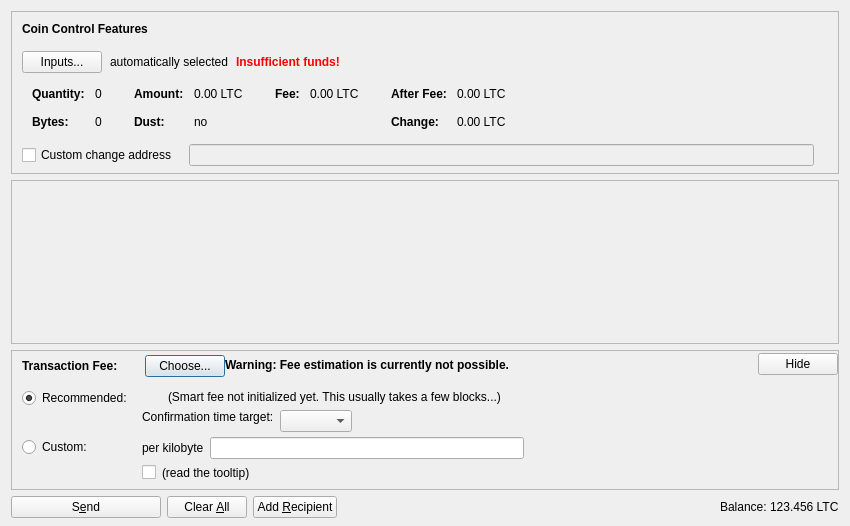
Old version of the form src/qt/forms/sendcoinsdialog.ui in the repository OptimisticCoder/VoodooCash.
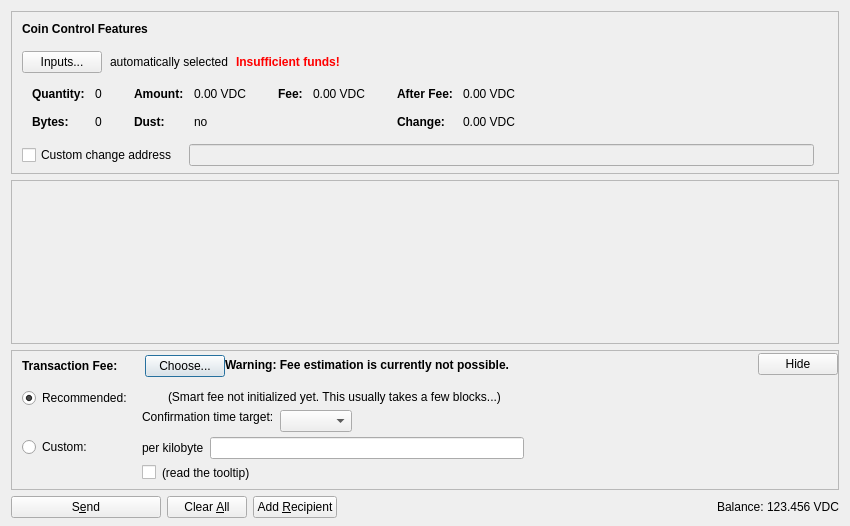
New version of the form. Icons and pictures are not drawn. Custom widgets are drawn as their Qt base class.

The edit to the form file:
```diff
--- a/src/qt/forms/sendcoinsdialog.ui
+++ b/src/qt/forms/sendcoinsdialog.ui
@@ -324,7 +324,7 @@
                   <enum>Qt::ActionsContextMenu</enum>
                  </property>
                  <property name="text">
-                  <string notr="true">0.00 LTC</string>
+                  <string notr="true">0.00 VDC</string>
                  </property>
                  <property name="textInteractionFlags">
                   <set>Qt::LinksAccessibleByMouse|Qt::TextSelectableByKeyboard|Qt::TextSelectableByMouse</set>
@@ -404,7 +404,7 @@
                   <enum>Qt::ActionsContextMenu</enum>
                  </property>
                  <property name="text">
-                  <string notr="true">0.00 LTC</string>
+                  <string notr="true">0.00 VDC</string>
                  </property>
                  <property name="textInteractionFlags">
                   <set>Qt::LinksAccessibleByMouse|Qt::TextSelectableByKeyboard|Qt::TextSelectableByMouse</set>
@@ -455,7 +455,7 @@
                   <enum>Qt::ActionsContextMenu</enum>
                  </property>
                  <property name="text">
-                  <string notr="true">0.00 LTC</string>
+                  <string notr="true">0.00 VDC</string>
                  </property>
                  <property name="textInteractionFlags">
                   <set>Qt::LinksAccessibleByMouse|Qt::TextSelectableByKeyboard|Qt::TextSelectableByMouse</set>
@@ -484,7 +484,7 @@
                   <enum>Qt::ActionsContextMenu</enum>
                  </property>
                  <property name="text">
-                  <string notr="true">0.00 LTC</string>
+                  <string notr="true">0.00 VDC</string>
                  </property>
                  <property name="textInteractionFlags">
                   <set>Qt::LinksAccessibleByMouse|Qt::TextSelectableByKeyboard|Qt::TextSelectableByMouse</set>
@@ -1237,7 +1237,7 @@
           <cursorShape>IBeamCursor</cursorShape>
          </property>
          <property name="text">
-          <string notr="true">123.456 LTC</string>
+          <string notr="true">123.456 VDC</string>
          </property>
          <property name="textInteractionFlags">
           <set>Qt::LinksAccessibleByMouse|Qt::TextSelectableByKeyboard|Qt::TextSelectableByMouse</set>
```
